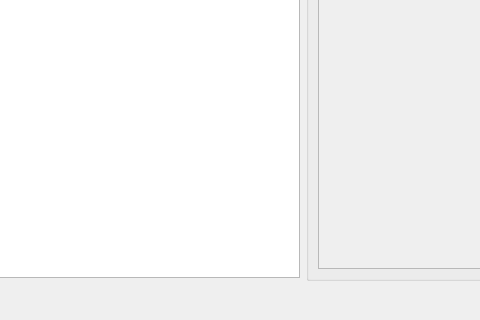
The window that FWAdminLib/AdminUserDlg.ui (fw-dev/translations) describes before a commit, drawn with Qt 5; both pictures show x 81 to 561 and y 388 to 708 of the 999 by 708 pixel window.
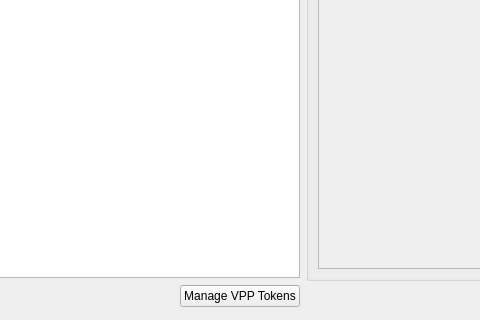
The same window after the commit. Custom widgets are drawn as their Qt base class.

```diff
--- a/FWAdminLib/AdminUserDlg.ui
+++ b/FWAdminLib/AdminUserDlg.ui
@@ -111,6 +111,13 @@
          </property>
         </widget>
        </item>
+       <item>
+        <widget class="QPushButton" name="vppTokenManagementButton">
+         <property name="text">
+          <string>Manage VPP Tokens</string>
+         </property>
+        </widget>
+       </item>
       </layout>
      </item>
     </layout>
```
Left out of the diff: 14 changed lines with no effect on the pictures.
